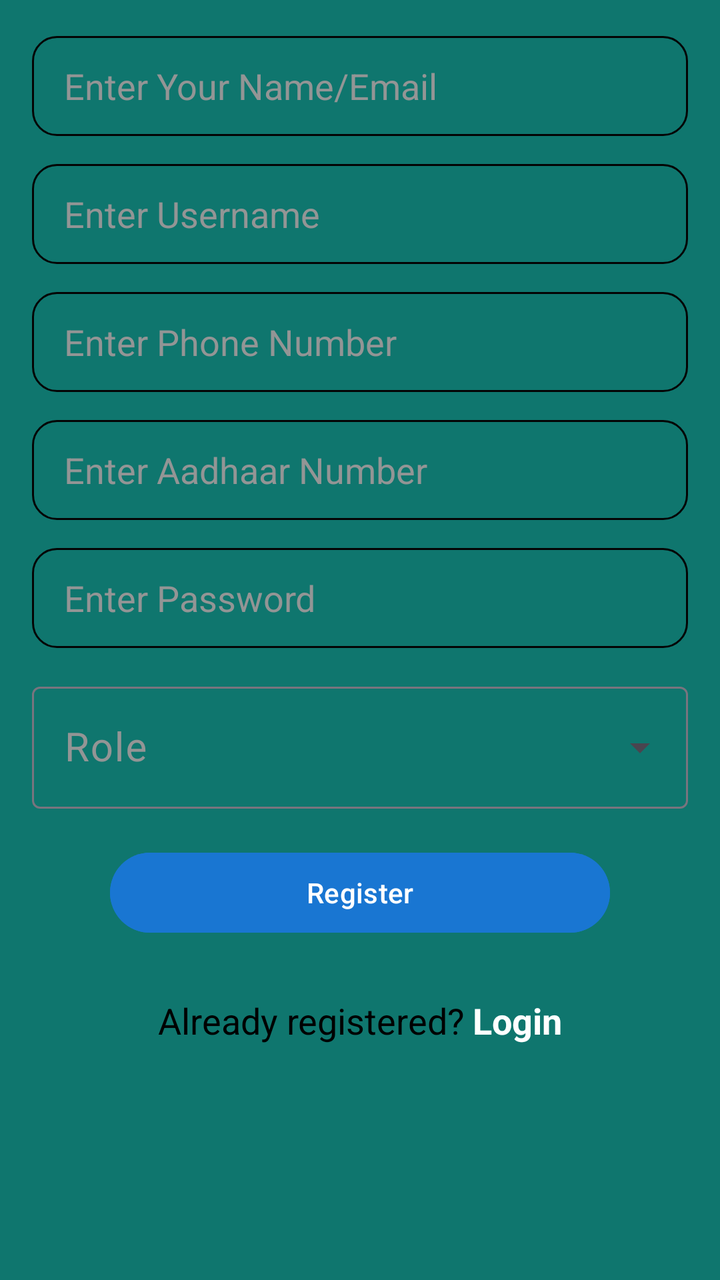
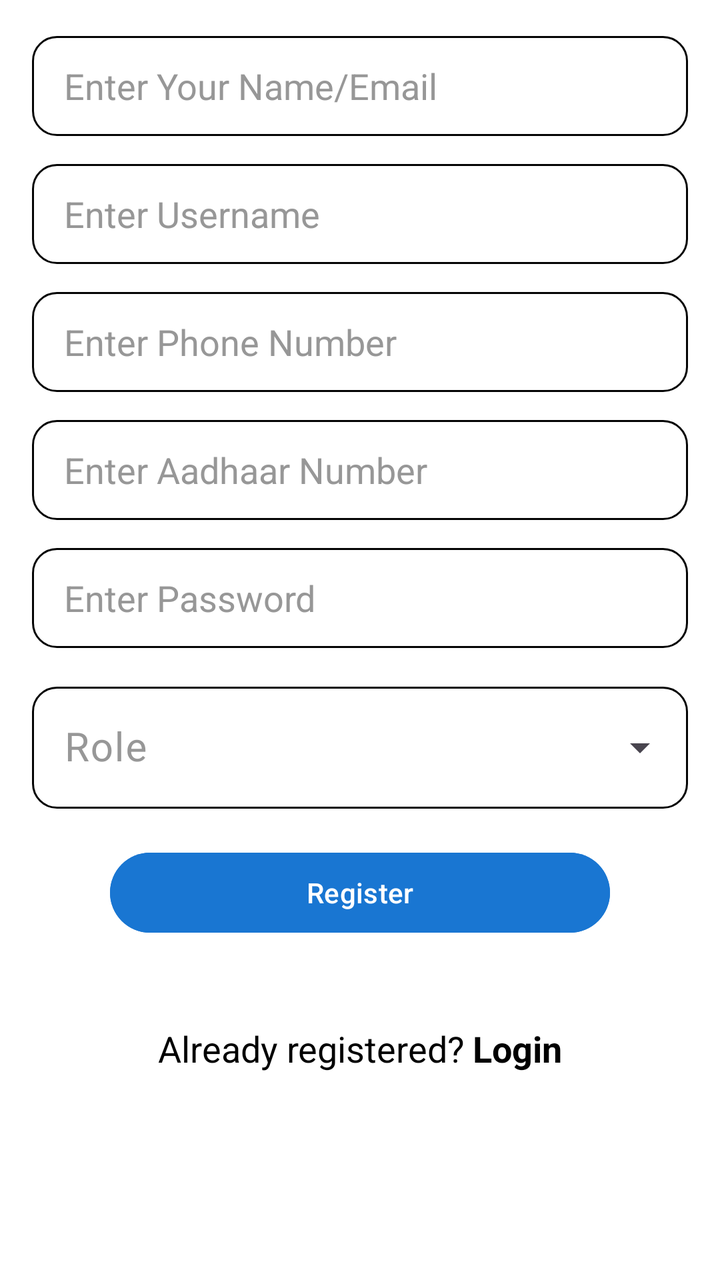

An Android layout rendered at two revisions. The XML below is the earlier revision; the diff shows what the commit changed to produce the second picture.
<!-- AndroidManifest.xml: application theme Theme.HealthYatra -->
<!-- res/layout/fragment_sign_up.xml -->
<?xml version="1.0" encoding="utf-8"?>
<ScrollView
    xmlns:android="http://schemas.android.com/apk/res/android"
    xmlns:tools="http://schemas.android.com/tools"
    xmlns:app="http://schemas.android.com/apk/res-auto"
    android:layout_width="match_parent"
    android:layout_height="match_parent"
    android:background="@color/primary"
    android:fillViewport="true"
    android:clipToPadding="false"
    tools:context=".fragment.SignUp">

    <androidx.constraintlayout.widget.ConstraintLayout
        android:id="@+id/frameLayout"
        android:layout_width="match_parent"
        android:layout_height="wrap_content"
        android:paddingStart="16dp"
        android:paddingEnd="16dp"
        android:paddingTop="8dp"
        android:paddingBottom="80dp">

        
        <androidx.appcompat.widget.AppCompatEditText
            android:id="@+id/email"
            android:layout_width="0dp"
            android:layout_height="50dp"
            android:layout_marginTop="10dp"
            android:importantForAutofill="no"
            android:background="@drawable/bg_edittext"
            android:hint="@string/enter_your_email"
            android:inputType="textEmailAddress"
            android:textColorHint="#FB959595"
            app:layout_constraintEnd_toEndOf="parent"
            app:layout_constraintStart_toStartOf="parent"
            app:layout_constraintTop_toTopOf="parent" />

        
        <androidx.appcompat.widget.AppCompatEditText
            android:id="@+id/username"
            android:layout_width="0dp"
            android:layout_height="50dp"
            android:layout_marginTop="14dp"
            android:autofillHints="username"
            android:background="@drawable/bg_edittext"
            android:hint="@string/enter_username"
            android:inputType="text"
            android:textColorHint="#FB959595"
            app:layout_constraintEnd_toEndOf="parent"
            app:layout_constraintStart_toStartOf="parent"
            app:layout_constraintTop_toBottomOf="@id/email" />

        
        <androidx.appcompat.widget.AppCompatEditText
            android:id="@+id/phoneNumber"
            android:layout_width="0dp"
            android:layout_height="50dp"
            android:layout_marginTop="14dp"
            android:autofillHints="phone"
            android:background="@drawable/bg_edittext"
            android:hint="@string/enter_phone_number"
            android:inputType="phone"
            android:textColorHint="#FB959595"
            app:layout_constraintEnd_toEndOf="parent"
            app:layout_constraintStart_toStartOf="parent"
            app:layout_constraintTop_toBottomOf="@id/username" />

        
        <androidx.appcompat.widget.AppCompatEditText
            android:id="@+id/Aadhaar"
            android:layout_width="0dp"
            android:layout_height="50dp"
            android:layout_marginTop="14dp"
            android:importantForAutofill="no"
            android:background="@drawable/bg_edittext"
            android:hint="@string/enter_aadhaar_number"
            android:inputType="number"
            android:maxLength="12"
            android:textColorHint="#FB959595"
            app:layout_constraintEnd_toEndOf="parent"
            app:layout_constraintStart_toStartOf="parent"
            app:layout_constraintTop_toBottomOf="@id/phoneNumber" />

        
        <androidx.appcompat.widget.AppCompatEditText
            android:id="@+id/password"
            android:layout_width="0dp"
            android:layout_height="50dp"
            android:layout_marginTop="14dp"
            android:autofillHints="password"
            android:background="@drawable/bg_edittext"
            android:hint="@string/enter_password"
            android:inputType="textPassword"
            android:textColorHint="#FB959595"
            app:layout_constraintEnd_toEndOf="parent"
            app:layout_constraintStart_toStartOf="parent"
            app:layout_constraintTop_toBottomOf="@id/Aadhaar" />

        
        <com.google.android.material.textfield.TextInputLayout
            android:id="@+id/roleLayout"
            style="@style/Widget.Material3.TextInputLayout.OutlinedBox.ExposedDropdownMenu"
            android:layout_width="0dp"
            android:layout_height="wrap_content"
            android:layout_marginTop="14dp"
            android:hint="@string/role"
            android:textColorHint="#FB959595"
            app:layout_constraintEnd_toEndOf="parent"
            app:layout_constraintStart_toStartOf="parent"
            app:layout_constraintTop_toBottomOf="@id/password">

            <com.google.android.material.textfield.MaterialAutoCompleteTextView
                android:id="@+id/role"
                android:layout_width="match_parent"
                android:layout_height="wrap_content"
                android:inputType="none"
                android:textSize="20sp" />

        </com.google.android.material.textfield.TextInputLayout>

        
        <com.google.android.material.button.MaterialButton
            android:id="@+id/registerBtn"
            android:layout_width="250dp"
            android:layout_height="wrap_content"
            android:layout_marginTop="18dp"
            android:backgroundTint="#1976D2"
            android:text="@string/register"
            app:layout_constraintEnd_toEndOf="parent"
            app:layout_constraintStart_toStartOf="parent"
            app:layout_constraintTop_toBottomOf="@id/roleLayout" />

        
        <LinearLayout
            android:layout_width="wrap_content"
            android:layout_height="wrap_content"
            android:layout_marginBottom="10dp"
            android:orientation="horizontal"
            app:layout_constraintBottom_toBottomOf="parent"
            app:layout_constraintEnd_toEndOf="parent"
            app:layout_constraintStart_toStartOf="parent"
            app:layout_constraintTop_toBottomOf="@id/registerBtn">

            <TextView
                android:layout_width="wrap_content"
                android:layout_height="wrap_content"
                android:text="@string/already_registered"
                android:textColor="@android:color/black"
                android:textSize="18sp"
                />

            <TextView
                android:id="@+id/tvLogin"
                android:layout_width="wrap_content"
                android:layout_height="wrap_content"
                android:clickable="true"
               android:layout_marginStart="4dp"
                android:text="@string/login"
                android:textColor="@color/white"
                android:textSize="18sp"
                android:textStyle="bold" />

        </LinearLayout>

    </androidx.constraintlayout.widget.ConstraintLayout>

</ScrollView>
<!-- resources referenced by this layout -->
<resources>
  <color name="primary">#0F766E</color>
  <color name="white">#FFFFFF</color>
  <!-- drawable bg_edittext (drawable) -->
  <?xml version="1.0" encoding="utf-8"?>
  <selector xmlns:android="http://schemas.android.com/apk/res/android">
  
      
      <item android:state_focused="true">
          <shape android:shape="rectangle">
  
              <solid android:color="#00FBFBFB" />
  
              <stroke
                  android:width="2dp"
                  android:color="@color/text_primary" />
  
              <corners android:radius="12dp" />
  
              <padding
                  android:left="16dp"
                  android:top="0dp"
                  android:right="16dp"
                  android:bottom="0dp" />
  
          </shape>
      </item>
  
      
      <item>
          <shape android:shape="rectangle">
  
              <solid android:color="#00FBFBFB" />
  
              <stroke
                  android:width="1dp"
                  android:color="#040404" />
  
              <corners android:radius="12dp" />
  
              <padding
                  android:left="16dp"
                  android:top="0dp"
                  android:right="16dp"
                  android:bottom="0dp" />
  
          </shape>
      </item>
  
  </selector>
  <string name="already_registered">Already registered?</string>
  <string name="enter_aadhaar_number">Enter Aadhaar Number</string>
  <string name="enter_password">Enter Password</string>
  <string name="enter_phone_number">Enter Phone Number</string>
  <string name="enter_username">Enter Username</string>
  <string name="enter_your_email">Enter Your Name/Email</string>
  <string name="login">Login</string>
  <string name="register">Register</string>
  <string name="role">Role</string>
  <style name="Theme.HealthYatra" parent="Theme.Material3.Light.NoActionBar">
  
          
          <item name="colorPrimary">@color/primary</item>
          <item name="colorPrimaryContainer">@color/primary_light</item>
  
          
          <item name="android:colorBackground">@color/background</item>
          <item name="colorSurface">@color/white</item>
  
          
          <item name="android:textColorPrimary">@color/text_primary</item>
          <item name="android:textColorSecondary">@color/text_secondary</item>
  
          
          <item name="android:statusBarColor">@color/primary_dark</item>
  
          
          <item name="android:navigationBarColor">@color/white</item>
  
          
          <item name="android:windowLightStatusBar">false</item>
  
      </style>
  <color name="text_primary">#1E293B</color>
  <color name="primary_light">#14B8A6</color>
  <color name="background">#F8FAFC</color>
  <color name="text_secondary">#64748B</color>
  <color name="primary_dark">#115E59</color>
</resources>

<!-- the commit's change to res/layout/fragment_sign_up.xml (unified diff, before → after) -->
@@ -29,6 +29,7 @@
             android:background="@drawable/bg_edittext"
             android:hint="@string/enter_your_email"
             android:inputType="textEmailAddress"
+            android:maxLength="20"
             android:textColorHint="#FB959595"
             app:layout_constraintEnd_toEndOf="parent"
             app:layout_constraintStart_toStartOf="parent"
@@ -44,6 +45,7 @@
             android:background="@drawable/bg_edittext"
             android:hint="@string/enter_username"
             android:inputType="text"
+            android:maxLength="20"
             android:textColorHint="#FB959595"
             app:layout_constraintEnd_toEndOf="parent"
             app:layout_constraintStart_toStartOf="parent"
@@ -59,6 +61,7 @@
             android:background="@drawable/bg_edittext"
             android:hint="@string/enter_phone_number"
             android:inputType="phone"
+            android:maxLength="10"
             android:textColorHint="#FB959595"
             app:layout_constraintEnd_toEndOf="parent"
             app:layout_constraintStart_toStartOf="parent"
@@ -112,6 +115,9 @@
                 android:id="@+id/role"
                 android:layout_width="match_parent"
                 android:layout_height="wrap_content"
+                android:background="@drawable/bg_edittext"
+                android:textColor="@color/text_primary"
+
                 android:inputType="none"
                 android:textSize="20sp" />
 
@@ -125,6 +131,7 @@
             android:layout_marginTop="18dp"
             android:backgroundTint="#1976D2"
             android:text="@string/register"
+            android:textColor="@color/primary"
             app:layout_constraintEnd_toEndOf="parent"
             app:layout_constraintStart_toStartOf="parent"
             app:layout_constraintTop_toBottomOf="@id/roleLayout" />
@@ -133,8 +140,9 @@
         <LinearLayout
             android:layout_width="wrap_content"
             android:layout_height="wrap_content"
-            android:layout_marginBottom="10dp"
+
             android:orientation="horizontal"
+            android:layout_marginTop="18dp"
             app:layout_constraintBottom_toBottomOf="parent"
             app:layout_constraintEnd_toEndOf="parent"
             app:layout_constraintStart_toStartOf="parent"
@@ -144,7 +152,7 @@
                 android:layout_width="wrap_content"
                 android:layout_height="wrap_content"
                 android:text="@string/already_registered"
-                android:textColor="@android:color/black"
+                android:textColor="@color/text_primary"
                 android:textSize="18sp"
                 />
 
@@ -155,7 +163,7 @@
                 android:clickable="true"
                android:layout_marginStart="4dp"
                 android:text="@string/login"
-                android:textColor="@color/white"
+                android:textColor="@color/text_primary"
                 android:textSize="18sp"
                 android:textStyle="bold" />
 
<!-- resource entries referenced after the edit -->
@@ -1,6 +1,6 @@
 <!-- resources referenced by this layout -->
 <resources>
-  <color name="primary">#0F766E</color>
+  <color name="primary">#FFFFFF</color>
   <color name="white">#FFFFFF</color>
   <!-- drawable bg_edittext (drawable) -->
   <?xml version="1.0" encoding="utf-8"?>
@@ -60,32 +60,28 @@
   <string name="role">Role</string>
   <style name="Theme.HealthYatra" parent="Theme.Material3.Light.NoActionBar">
   
-          
           <item name="colorPrimary">@color/primary</item>
           <item name="colorPrimaryContainer">@color/primary_light</item>
   
-          
           <item name="android:colorBackground">@color/background</item>
           <item name="colorSurface">@color/white</item>
   
-          
           <item name="android:textColorPrimary">@color/text_primary</item>
           <item name="android:textColorSecondary">@color/text_secondary</item>
   
           
-          <item name="android:statusBarColor">@color/primary_dark</item>
+          <item name="android:statusBarColor">@color/text_primary</item>
+          <item name="android:windowLightStatusBar">true</item>
   
           
           <item name="android:navigationBarColor">@color/white</item>
   
-          
-          <item name="android:windowLightStatusBar">false</item>
+          <item name="colorControlActivated">#1565C0</item>
   
       </style>
-  <color name="text_primary">#1E293B</color>
-  <color name="primary_light">#14B8A6</color>
+  <color name="text_primary">#000000</color>
+  <color name="primary_light">#CACACA</color>
   <color name="background">#F8FAFC</color>
   <color name="text_secondary">#64748B</color>
-  <color name="primary_dark">#115E59</color>
 </resources>
 
